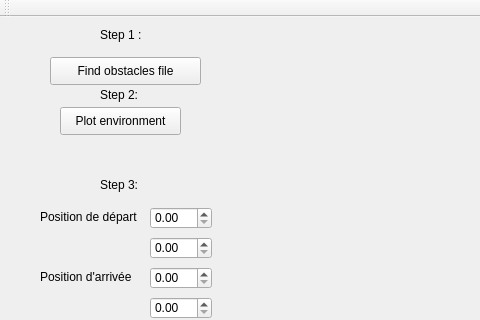
MedMoute/yolo-octamere, file SIMNUM/mainwindow.ui: the form before one commit; both pictures show x 0 to 480 and y 0 to 320 of the 596 by 416 pixel window.
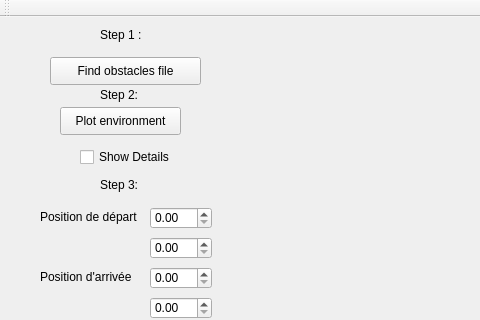
The form after the commit. Custom widgets are drawn as their Qt base class.

Commit message: GUI qui fonctionne: les polygones apparaissent

```diff
--- a/SIMNUM/mainwindow.ui
+++ b/SIMNUM/mainwindow.ui
@@ -181,6 +181,19 @@
      <string>Show prompt</string>
     </property>
    </widget>
+   <widget class="QCheckBox" name="checkBox_2">
+    <property name="geometry">
+     <rect>
+      <x>80</x>
+      <y>130</y>
+      <width>101</width>
+      <height>20</height>
+     </rect>
+    </property>
+    <property name="text">
+     <string>Show Details</string>
+    </property>
+   </widget>
   </widget>
   <widget class="QMenuBar" name="menuBar">
    <property name="geometry">
```
Left out of the diff: 4 changed lines with no effect on the pictures. The commit also changes 7 other files.
